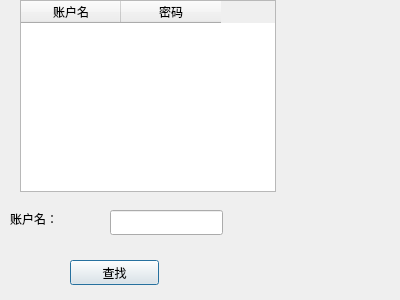
The window that dialog_find_admin.ui (Anthony52233/Qt_mysql_sys) describes before a commit, drawn with Qt 5.
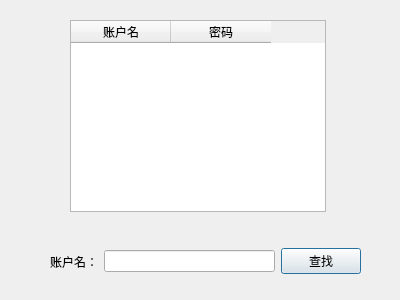
The same window after the commit.

Commit message: 终于写完了。增加了相机排序功能，美化了界面，用户查看相机时多了排序和查找功能

Diff of the .ui file:
```diff
--- a/dialog_find_admin.ui
+++ b/dialog_find_admin.ui
@@ -16,8 +16,8 @@
   <widget class="QTableWidget" name="tableWidget_show_find_result">
    <property name="geometry">
     <rect>
-     <x>20</x>
-     <y>0</y>
+     <x>70</x>
+     <y>20</y>
      <width>256</width>
      <height>192</height>
     </rect>
@@ -33,41 +33,34 @@
     </property>
    </column>
   </widget>
-  <widget class="QPushButton" name="pushButton_find">
+  <widget class="QWidget" name="widget" native="true">
    <property name="geometry">
     <rect>
-     <x>70</x>
-     <y>260</y>
-     <width>89</width>
-     <height>25</height>
+     <x>50</x>
+     <y>240</y>
+     <width>311</width>
+     <height>43</height>
     </rect>
    </property>
-   <property name="text">
-    <string>查找</string>
-   </property>
-  </widget>
-  <widget class="QLineEdit" name="lineEdit">
-   <property name="geometry">
-    <rect>
-     <x>110</x>
-     <y>210</y>
-     <width>113</width>
-     <height>25</height>
-    </rect>
-   </property>
-  </widget>
-  <widget class="QLabel" name="label">
-   <property name="geometry">
-    <rect>
-     <x>10</x>
-     <y>210</y>
-     <width>67</width>
-     <height>17</height>
-    </rect>
-   </property>
-   <property name="text">
-    <string>账户名：</string>
-   </property>
+   <layout class="QHBoxLayout" name="horizontalLayout">
+    <item>
+     <widget class="QLabel" name="label">
+      <property name="text">
+       <string>账户名：</string>
+      </property>
+     </widget>
+    </item>
+    <item>
+     <widget class="QLineEdit" name="lineEdit"/>
+    </item>
+    <item>
+     <widget class="QPushButton" name="pushButton_find">
+      <property name="text">
+       <string>查找</string>
+      </property>
+     </widget>
+    </item>
+   </layout>
   </widget>
  </widget>
  <resources/>
```
The commit also changes 22 other files.
